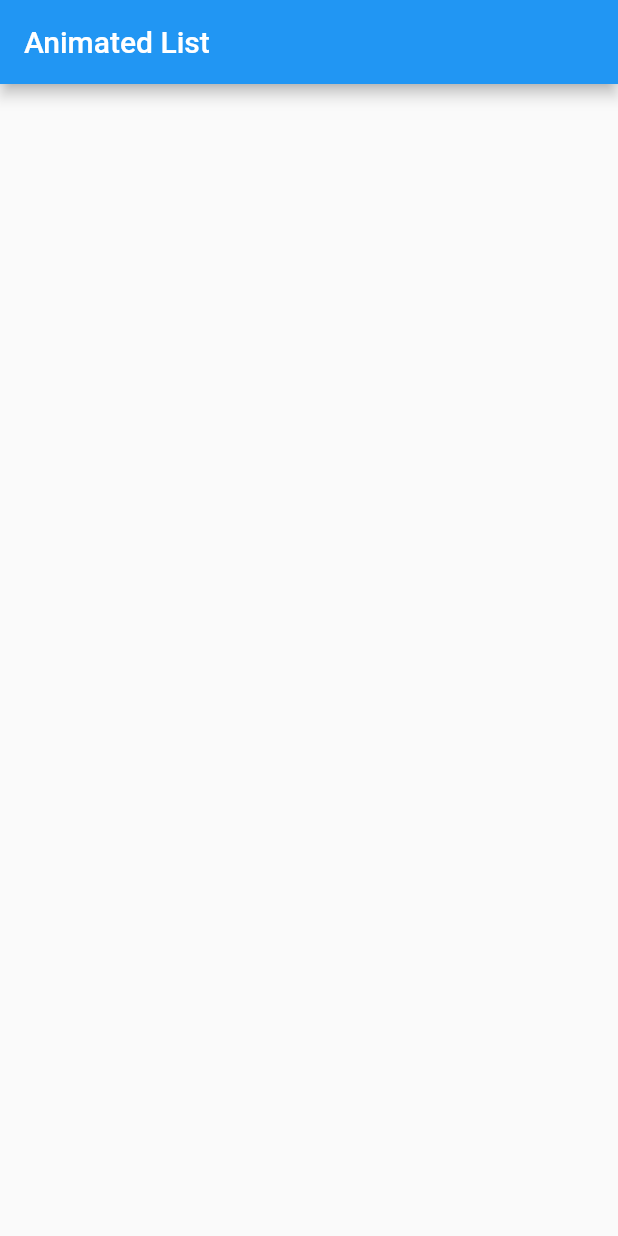
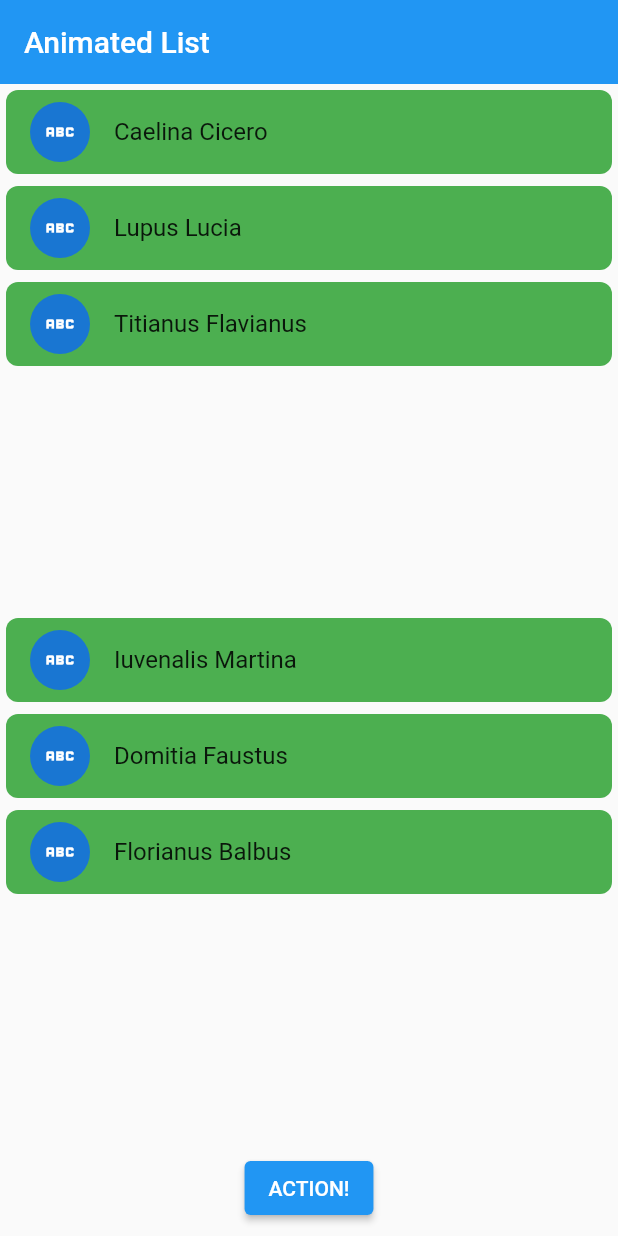
Before and after one commit to hamed-deriv/flutter_animated_list, a Flutter app: the screen it shows after launch, on a phone screen of 412 x 824 dp. Run offline on Flutter 3.47's test engine with Material 2 defaults, Android fonts, the phone set to English and light mode, and no system bars.

Commit message:
add  multi animeted list

```diff
--- a/lib/main.dart
+++ b/lib/main.dart
@@ -25,11 +25,110 @@ class HomePage extends StatefulWidget {
 }
 
 class _HomePageState extends State<HomePage> {
+  final GlobalKey<AnimatedListState> _firstListKey =
+      GlobalKey<AnimatedListState>();
+  final GlobalKey<AnimatedListState> _secondListKey =
+      GlobalKey<AnimatedListState>();
+
+  final List<String> _firstList = <String>[
+    'Caelina Cicero',
+    'Lupus Lucia',
+    'Titianus Flavianus'
+  ];
+  final List<String> _secondList = <String>[
+    'Iuvenalis Martina',
+    'Domitia Faustus',
+    'Florianus Balbus'
+  ];
+
+  String _latestRemove = '';
+
   @override
   Widget build(BuildContext context) {
     return Scaffold(
-      appBar: AppBar(title: Text(widget.title)),
-      body: const Center(),
+      appBar: AppBar(elevation: 0, title: Text(widget.title)),
+      body: Column(
+        children: <Widget>[
+          Expanded(
+            child: AnimatedList(
+              key: _firstListKey,
+              initialItemCount: _firstList.length,
+              itemBuilder: (context, index, animation) =>
+                  _buildItem(_firstList[index], animation),
+            ),
+          ),
+          Expanded(
+            child: AnimatedList(
+              key: _secondListKey,
+              initialItemCount: _secondList.length,
+              itemBuilder: (context, index, animation) =>
+                  _buildItem(_secondList[index], animation),
+            ),
+          ),
+          _buildButton(),
+        ],
+      ),
     );
   }
+
+  Widget _buildItem(String list, Animation<double> animation) => FadeTransition(
+        opacity: animation,
+        child: Container(
+          margin: const EdgeInsets.all(4),
+          decoration: BoxDecoration(
+            color: Colors.green,
+            borderRadius: BorderRadius.circular(8),
+          ),
+          child: ListTile(
+            leading: const CircleAvatar(child: Icon(Icons.abc)),
+            title: Text(list),
+          ),
+        ),
+      );
+
+  Widget _buildButton() {
+    return Padding(
+      padding: const EdgeInsets.all(8.0),
+      child: Row(
+        mainAxisAlignment: MainAxisAlignment.center,
+        children: <Widget>[
+          ElevatedButton(
+            child: const Text('ACTION!'),
+            onPressed: () {
+              _removeItem();
+
+              _insertItem();
+            },
+          ),
+        ],
+      ),
+    );
+  }
+
+  void _insertItem() {
+    if (_latestRemove.isNotEmpty) {
+      _secondListKey.currentState!.insertItem(
+        0,
+        duration: const Duration(milliseconds: 750),
+      );
+
+      _secondList.insert(0, _latestRemove);
+
+      _latestRemove = '';
+    }
+  }
+
+  void _removeItem() {
+    if (_firstList.isNotEmpty) {
+      final int index = _firstList.length - 1;
+
+      _latestRemove = _firstList.removeAt(index);
+
+      _firstListKey.currentState!.removeItem(
+        index,
+        (context, animation) => _buildItem(_latestRemove, animation),
+        duration: const Duration(milliseconds: 750),
+      );
+    }
+  }
 }
```
